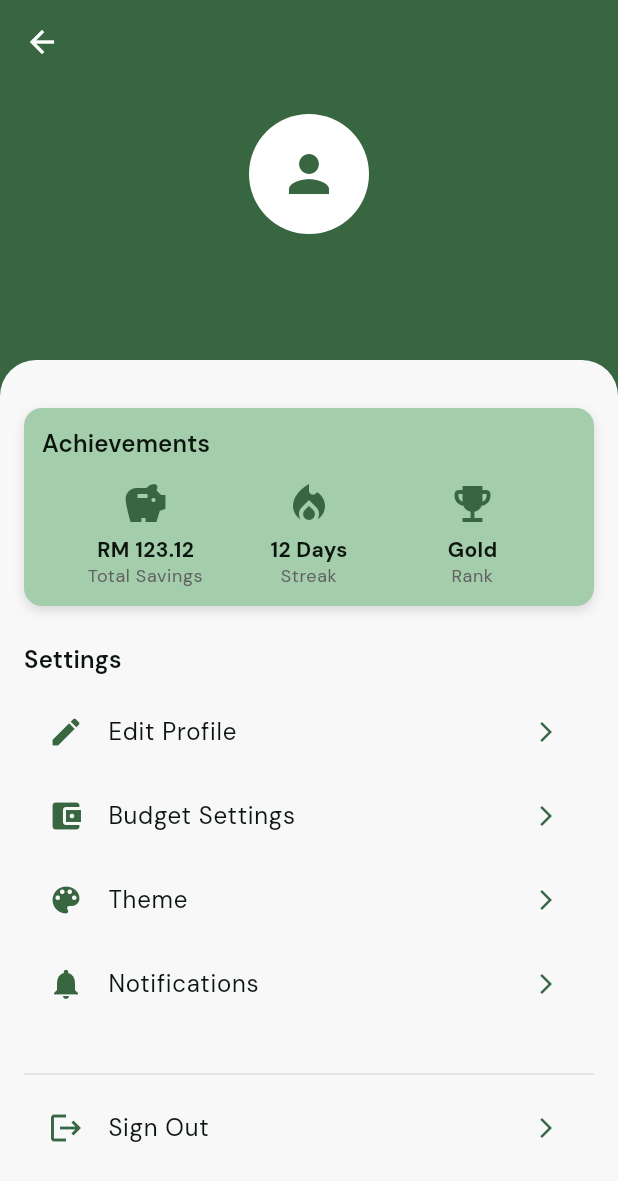
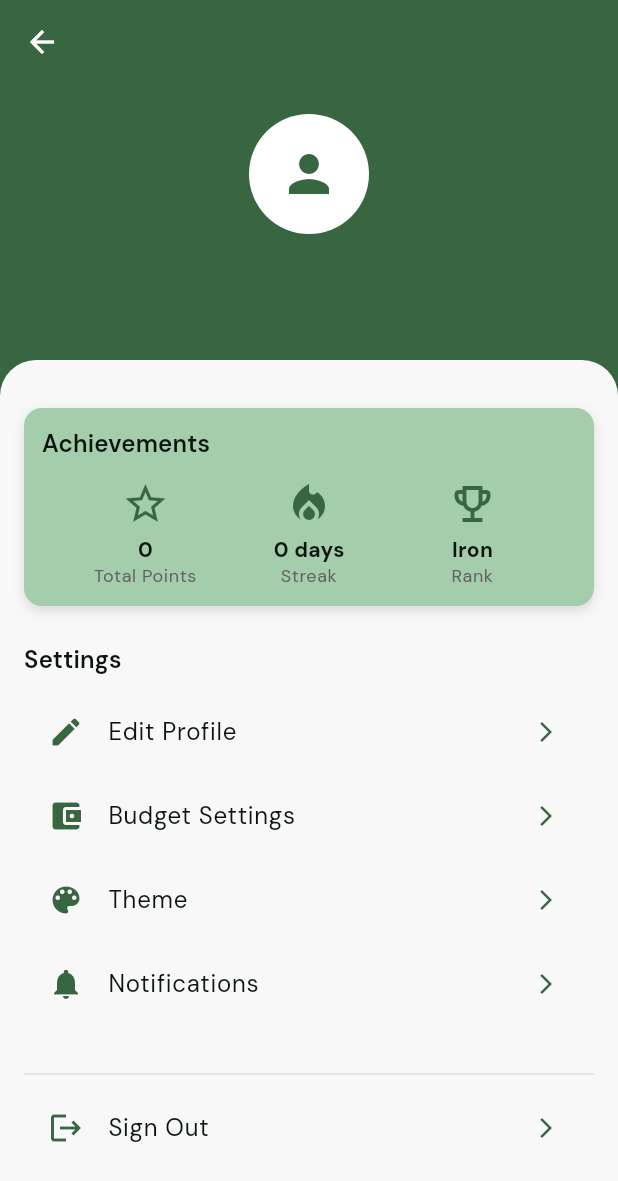
Before and after one commit to vinky0813/tolak_tax, a Flutter app: the ProfileScreen screen opened directly, on a phone screen of 412 x 824 dp. Shown: the top 1181 px of the screen. Run offline on Flutter 3.47's test engine with Material 3 defaults, Android fonts, the phone set to English and light mode, and no system bars; our stand-ins replace another_flushbar, camera, carousel_slider, firebase_auth, firebase_core, fl_chart and 5 more; missing offline and left inert: flutter_facebook_auth; accounts and stored records are empty.

Commit message:
Updated Dashbaord and Profile UI

```diff
--- a/lib/screens/dashboard_screen.dart
+++ b/lib/screens/dashboard_screen.dart
@@ -81,6 +81,8 @@ class _DashboardScreenState extends State<DashboardScreen> {
     final String? photoUrl = user?.photoURL;
     final bool hasAvatar = photoUrl != null && photoUrl.isNotEmpty;
     final List<Receipt> dummyReceipts = dummyReceiptsData;
+    final achievementService = context.watch<AchievementService?>();
+    final streakCount = achievementService?.currentScanStreak ?? 0;
 
     // Dummy data for demo
     final int totalReceipts = dummyReceipts.length;
@@ -232,9 +234,9 @@ class _DashboardScreenState extends State<DashboardScreen> {
                                 color: Colors.green),
                             SummaryCard(
                                 width: 70,
-                                icon: Icons.attach_money,
-                                label: 'Tax Due',
-                                value: 'RM ${taxDue.toStringAsFixed(2)}',
+                                icon: Icons.local_fire_department,
+                                label: 'Scan Streak',
+                                value: '$streakCount ${streakCount == 1 ? "day" : "days"}',
                                 color: Colors.orange),
                           ],
                         ),
--- a/lib/screens/profile_screen.dart
+++ b/lib/screens/profile_screen.dart
@@ -1,6 +1,6 @@
 import 'package:flutter/material.dart';
-import 'package:flutter_svg/svg.dart';
 import 'package:provider/provider.dart';
+import 'package:tolak_tax/services/achievement_service.dart';
 import 'package:tolak_tax/widgets/achievement_tile.dart';
 import 'package:tolak_tax/widgets/cached_network_svg.dart';
 import 'package:tolak_tax/widgets/settings_item.dart';
@@ -16,6 +16,13 @@ class ProfileScreen extends StatelessWidget {
     final user = Provider.of<AuthService>(context).currentUser;
     final String? photoUrl = user?.photoURL;
     final bool hasAvatar = photoUrl != null && photoUrl.isNotEmpty;
+
+    final achievementService = context.watch<AchievementService?>();
+
+    final totalPoints = achievementService?.totalPoints ?? 0;
+    final streakCount = achievementService?.currentScanStreak ?? 0;
+
+    final userRank = achievementService?.getRankFromPoints() ?? 'No Rank';
 
     return Scaffold(
       backgroundColor: colorScheme.primary,
@@ -112,23 +119,23 @@ class ProfileScreen extends StatelessWidget {
                               ),
                             ),
                             const SizedBox(height: 12),
-                            const Row(
+                            Row(
                               mainAxisAlignment: MainAxisAlignment.spaceEvenly,
                               children: [
                                 AchievementTile(
-                                    icon: Icons.savings,
-                                    label: 'RM 123.12',
-                                    subtitle: 'Total Savings',
+                                    icon: Icons.star_outline,
+                                    label: totalPoints.toString(),
+                                    subtitle: 'Total Points',
                                     width: 80,),
                                 AchievementTile(
                                   icon: Icons.local_fire_department,
-                                  label: '12 Days',
+                                  label: '$streakCount days',
                                   subtitle: 'Streak',
                                   width: 80,
                                 ),
                                 AchievementTile(
-                                  icon: Icons.emoji_events,
-                                  label: 'Gold',
+                                  icon: Icons.emoji_events_outlined,
+                                  label: userRank,
                                   subtitle: 'Rank',
                                   width: 80,
                                 ),
--- a/lib/services/achievement_service.dart
+++ b/lib/services/achievement_service.dart
@@ -37,6 +37,19 @@ class AchievementService with ChangeNotifier {
     await _loadUserAchievements();
     _isInitialized = true;
     notifyListeners();
+  }
+
+  String getRankFromPoints() {
+    if (_totalPoints >= 1500) {
+      return 'Gold';
+    }
+    if (_totalPoints >= 1000) {
+      return 'Silver';
+    }
+    if (_totalPoints >= 700) {
+      return 'Bronze';
+    }
+    return 'Iron';
   }
 
   // used in initialization
```
